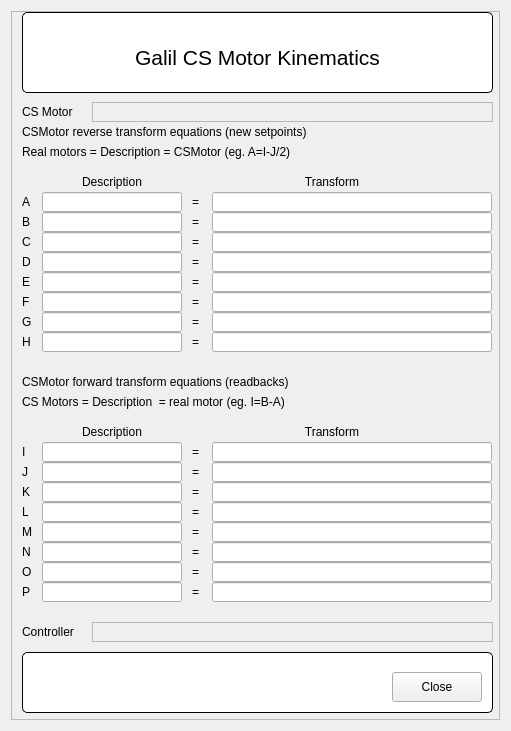
The window that FormGalilCSKinematics.ui (SESAME-Synchrotron/galil-qt) describes before a commit, drawn with Qt 5.
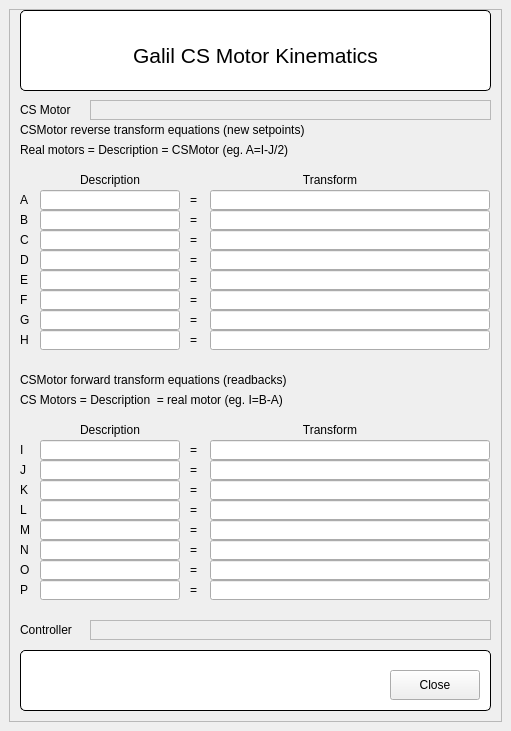
The same window after the commit. Custom widgets are drawn as their Qt base class.

```diff
--- a/FormGalilCSKinematics.ui
+++ b/FormGalilCSKinematics.ui
@@ -1,7 +1,7 @@
 <?xml version="1.0" encoding="UTF-8"?>
 <ui version="4.0">
  <class>FormGalilCSKinematics</class>
- <widget class="QWidget" name="FormGalilCSKinematics">
+ <widget class="QMainWindow" name="FormGalilCSKinematics">
   <property name="geometry">
    <rect>
     <x>0</x>
@@ -13,6 +13,7 @@
   <property name="windowTitle">
    <string>Form</string>
   </property>
+  <widget class="QWidget" name="centralwidget">
   <layout class="QGridLayout" name="gridLayout">
    <item row="0" column="0">
     <widget class="QScrollArea" name="scrollArea">
@@ -1138,6 +1139,7 @@
     </widget>
    </item>
   </layout>
+  </widget>
  </widget>
  <customwidgets>
   <customwidget>
```
Left out of the diff: 50 changed lines with no effect on the pictures. Lines whose indentation alone changed are shown as unchanged.
